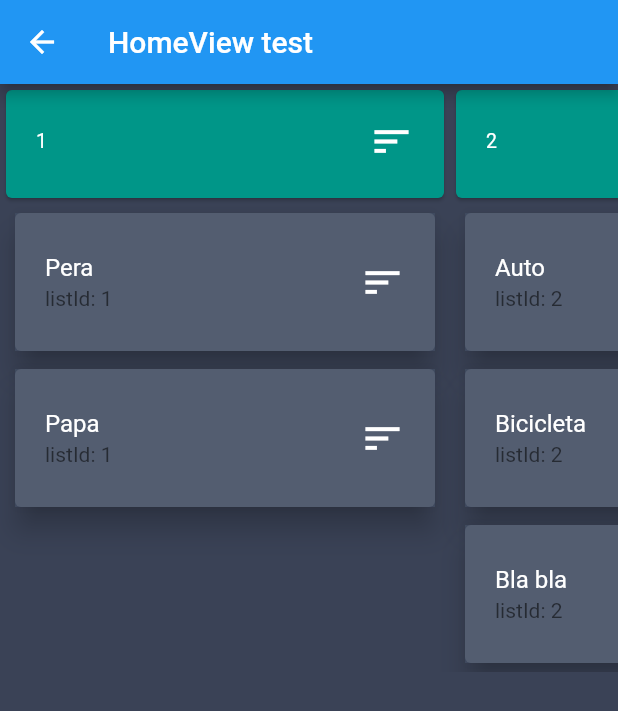
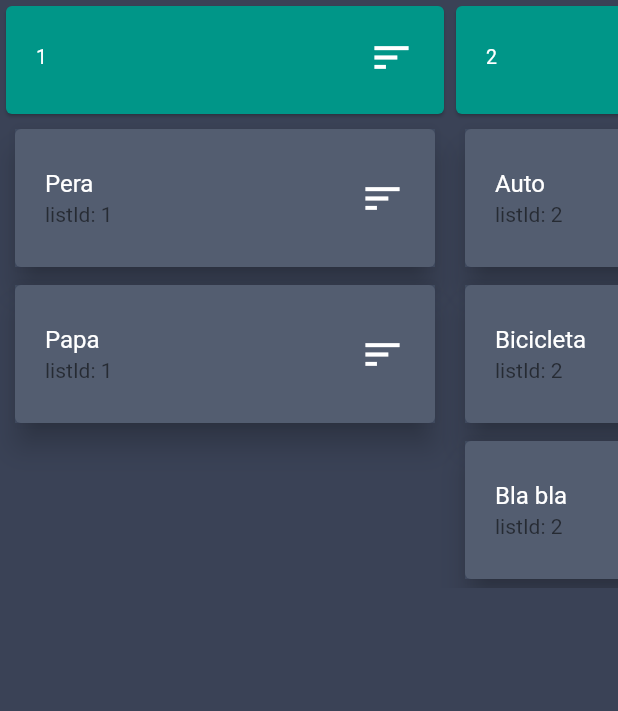
Before and after one commit to aliismaildev/time_tracking_app, a Flutter app: the HomeView screen opened by its route, on a phone screen of 412 x 824 dp. Shown: the top 711 px of the screen. Run offline on Flutter 3.47's test engine with Material 2 defaults, Android fonts, the phone set to English and light mode, and no system bars.

Commit message:
-Base view UI

```diff
--- a/lib/main.dart
+++ b/lib/main.dart
@@ -2,7 +2,9 @@ import 'package:flutter/material.dart';
 import 'package:provider/provider.dart';
 import 'package:time_tracking_app/consts/lang.dart';
 import 'package:time_tracking_app/core/viewmodels/home_viewmodel.dart';
-import 'package:time_tracking_app/views/home_view.dart';
+import 'package:time_tracking_app/views/auth/login_view.dart';
+import 'package:time_tracking_app/views/auth/register_view.dart';
+import 'package:time_tracking_app/views/home/home_view.dart';
 
 void main() {
   runApp(const MyApp());
@@ -33,10 +35,12 @@ class MyApp extends StatelessWidget {
         //         .copyWith(secondary: AppColors.accent)
         //         .copyWith(secondary: AppColors.accent)),
         navigatorKey: navigate,
-        initialRoute: HomeView.routeName,
+        initialRoute: LoginView.routeName,
         // initialRoute: PlayerDetailView.routeName,
         routes: {
           HomeView.routeName: (context) => const HomeView(),
+          LoginView.routeName: (context) => const LoginView(),
+          RegisterView.routeName: (context) => const RegisterView(),
         },
       ),
     );
--- /dev/null
+++ b/lib/views/base_views/base_views.dart
@@ -0,0 +1,18 @@
+import 'package:flutter/material.dart';
+
+class BaseScaffold extends StatelessWidget {
+  final Widget body;
+  final Axis scrollDirection;
+  final bool showAppBar;
+
+  const BaseScaffold({Key? key, required this.body, this.scrollDirection = Axis.horizontal, this.showAppBar = false}) : super(key: key);
+
+  @override
+  Widget build(BuildContext context) {
+    return Scaffold(
+      backgroundColor: const Color.fromRGBO(58, 66, 86, 1.0),
+      appBar: showAppBar ? AppBar(title: const Text("HomeView test")) : null,
+      body: SingleChildScrollView(scrollDirection: scrollDirection, child: body),
+    );
+  }
+}
--- a/lib/views/home_view.dart
+++ b/lib/views/home/home_view.dart
@@ -1,6 +1,7 @@
 import 'dart:collection';
 
 import 'package:flutter/material.dart';
+import 'package:time_tracking_app/views/base_views/base_views.dart';
 
 class HomeView extends StatefulWidget {
   final double tileHeight = 100;
@@ -207,21 +208,15 @@ class _HomeViewState extends State<HomeView> {
       );
     }
 
-    return Scaffold(
-      backgroundColor: const Color.fromRGBO(58, 66, 86, 1.0),
-      appBar: AppBar(title: const Text("HomeView test")),
-      body: SingleChildScrollView(
-        scrollDirection: Axis.horizontal,
-        child: Row(
+    return BaseScaffold(
+        body: Row(
             crossAxisAlignment: CrossAxisAlignment.start,
             children: board!.keys.map((String key) {
               return SizedBox(
                 width: widget.tileWidth,
                 child: buildHomeViewList(key, board![key]!),
               );
-            }).toList()),
-      ),
-    );
+            }).toList()));
   }
 }
 
```
Also changed, not shown: lib/views/auth/login_view.dart (added, +17 -0 lines), lib/views/auth/register_view.dart (added, +11 -0 lines), 1 other file.
